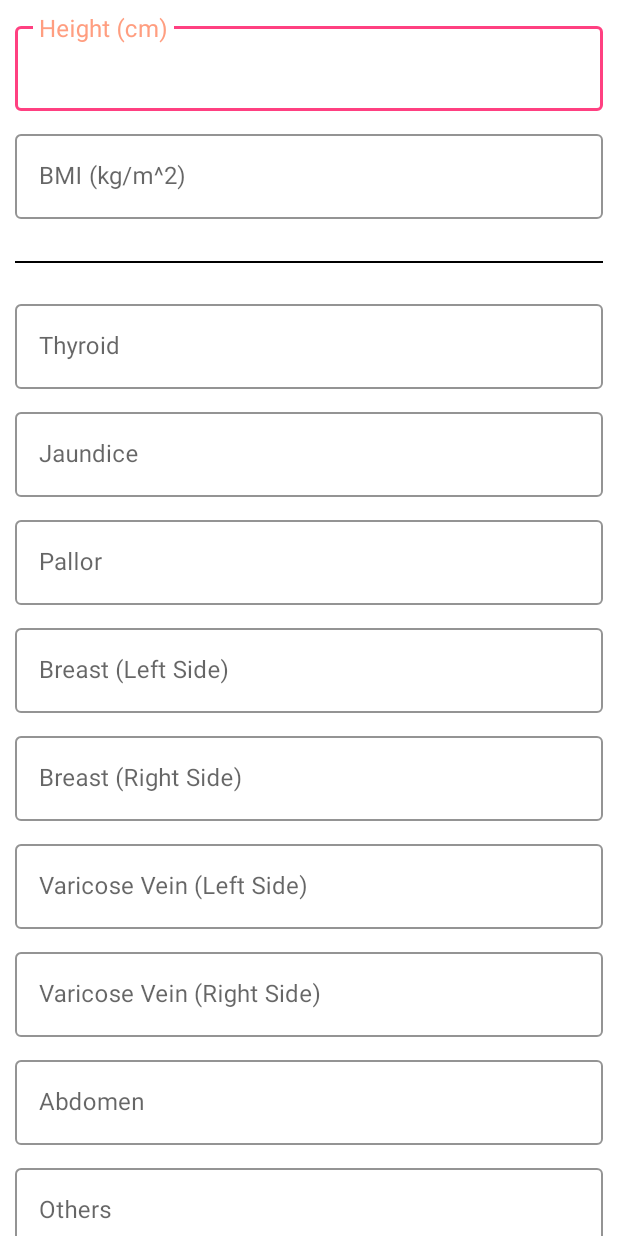
After one commit to Jiaenong/MommyHealthApp, an Android app: the SectionDActivity screen opened directly, with no data from a screen before it, on a phone screen of 412 x 824 dp. The commit adds this screen. Run offline under Robolectric (Android 15) with nearby library versions, the light colour scheme and no system bars; 1 statement that could not run was skipped.

Commit message:
modify front end

```diff
--- a/app/src/main/java/com/example/mommyhealthapp/Nurse/EarlyTestActivity.java
+++ b/app/src/main/java/com/example/mommyhealthapp/Nurse/EarlyTestActivity.java
@@ -15,7 +15,7 @@ import com.example.mommyhealthapp.Nurse.SectionAActivity;
 
 public class EarlyTestActivity extends AppCompatActivity {
 
-    private CardView cardViewSectionA, cardViewSectionB, cardViewSectionC;
+    private CardView cardViewSectionA, cardViewSectionB, cardViewSectionC, cardViewSectionD;
     @Override
     protected void onCreate(Bundle savedInstanceState) {
         super.onCreate(savedInstanceState);
@@ -24,6 +24,7 @@ public class EarlyTestActivity extends AppCompatActivity {
         cardViewSectionA = (CardView)findViewById(R.id.cardViewSectionA);
         cardViewSectionB = (CardView)findViewById(R.id.cardViewSetionB);
         cardViewSectionC = (CardView)findViewById(R.id.cardViewSectionC);
+        cardViewSectionD = (CardView)findViewById(R.id.cardViewSectionD);
         cardViewSectionA.setOnClickListener(new View.OnClickListener() {
             @Override
             public void onClick(View v) {
@@ -48,6 +49,14 @@ public class EarlyTestActivity extends AppCompatActivity {
             }
         });
 
+        cardViewSectionD.setOnClickListener(new View.OnClickListener() {
+            @Override
+            public void onClick(View v) {
+                Intent intent = new Intent(EarlyTestActivity.this, SectionDActivity.class);
+                startActivity(intent);
+            }
+        });
+
         getSupportActionBar().setDisplayHomeAsUpEnabled(true);
     }
 
--- /dev/null
+++ b/app/src/main/java/com/example/mommyhealthapp/Nurse/SectionDActivity.java
@@ -0,0 +1,36 @@
+package com.example.mommyhealthapp.Nurse;
+
+import androidx.appcompat.app.AppCompatActivity;
+
+import android.os.Bundle;
+import android.view.Menu;
+import android.view.MenuItem;
+
+import com.example.mommyhealthapp.R;
+
+public class SectionDActivity extends AppCompatActivity {
+
+    @Override
+    protected void onCreate(Bundle savedInstanceState) {
+        super.onCreate(savedInstanceState);
+        setContentView(R.layout.activity_section_d);
+
+        getSupportActionBar().setDisplayHomeAsUpEnabled(true);
+    }
+
+    public boolean onOptionsItemSelected(MenuItem item) {
+        switch (item.getItemId())
+        {
+            case android.R.id.home:
+                finish();
+                return true;
+        }
+        return super.onOptionsItemSelected(item);
+    }
+
+    public boolean onCreateOptionsMenu(Menu menu) {
+        // Inflate the menu; this adds items to the action bar if it is present.
+        getMenuInflater().inflate(R.menu.nurse_home, menu);
+        return true;
+    }
+}
--- a/app/src/main/res/layout/activity_early_test.xml
+++ b/app/src/main/res/layout/activity_early_test.xml
@@ -260,6 +260,7 @@
             </androidx.cardview.widget.CardView>
 
             <androidx.cardview.widget.CardView
+                android:id="@+id/cardViewSectionD"
                 android:layout_width="170dp"
                 android:layout_height="170dp"
                 android:layout_marginLeft="20dp"
--- /dev/null
+++ b/app/src/main/res/layout/activity_section_d.xml
@@ -0,0 +1,168 @@
+<?xml version="1.0" encoding="utf-8"?>
+<androidx.core.widget.NestedScrollView xmlns:android="http://schemas.android.com/apk/res/android"
+    xmlns:app="http://schemas.android.com/apk/res-auto"
+    xmlns:tools="http://schemas.android.com/tools"
+    android:layout_width="match_parent"
+    android:layout_height="match_parent"
+    tools:context=".Nurse.SectionDActivity">
+
+    <androidx.appcompat.widget.LinearLayoutCompat
+        android:layout_width="match_parent"
+        android:layout_height="match_parent"
+        android:orientation="vertical"
+        android:padding="10dp">
+
+        <com.google.android.material.textfield.TextInputLayout
+            android:layout_width="match_parent"
+            android:layout_height="wrap_content"
+            android:focusableInTouchMode="true"
+            style="@style/TextInputLayout"
+            android:hint="@string/secD_Height">
+
+            <com.google.android.material.textfield.TextInputEditText
+                android:layout_width="match_parent"
+                android:layout_height="wrap_content"
+                android:inputType="numberDecimal"/>
+        </com.google.android.material.textfield.TextInputLayout>
+
+        <com.google.android.material.textfield.TextInputLayout
+            android:layout_width="match_parent"
+            android:layout_height="wrap_content"
+            android:focusableInTouchMode="true"
+            style="@style/TextInputLayout"
+            android:hint="@string/secD_bmi">
+
+            <com.google.android.material.textfield.TextInputEditText
+                android:layout_width="match_parent"
+                android:layout_height="wrap_content"
+                android:inputType="numberDecimal"/>
+        </com.google.android.material.textfield.TextInputLayout>
+
+        <View
+            android:layout_marginTop="20dp"
+            android:layout_marginBottom="20dp"
+            android:layout_width="match_parent"
+            android:layout_height="1dp"
+            android:background="@android:color/black" />
+
+        <com.google.android.material.textfield.TextInputLayout
+            android:layout_width="match_parent"
+            android:layout_height="wrap_content"
+            android:focusableInTouchMode="true"
+            style="@style/TextInputLayout"
+            android:hint="@string/secD_thyroid">
+
+            <com.google.android.material.textfield.TextInputEditText
+                android:layout_width="match_parent"
+                android:layout_height="wrap_content" />
+        </com.google.android.material.textfield.TextInputLayout>
+
+        <com.google.android.material.textfield.TextInputLayout
+            android:layout_width="match_parent"
+            android:layout_height="wrap_content"
+            android:focusableInTouchMode="true"
+            style="@style/TextInputLayout"
+            android:hint="@string/secD_jaundice">
+
+            <com.google.android.material.textfield.TextInputEditText
+                android:layout_width="match_parent"
+                android:layout_height="wrap_content" />
+        </com.google.android.material.textfield.TextInputLayout>
+
+        <com.google.android.material.textfield.TextInputLayout
+            android:layout_width="match_parent"
+            android:layout_height="wrap_content"
+            android:focusableInTouchMode="true"
+            style="@style/TextInputLayout"
+            android:hint="@string/secD_pallor">
+
+            <com.google.android.material.textfield.TextInputEditText
+                android:layout_width="match_parent"
+                android:layout_height="wrap_content" />
+        </com.google.android.material.textfield.TextInputLayout>
+
+        <com.google.android.material.textfield.TextInputLayout
+            android:layout_width="match_parent"
+            android:layout_height="wrap_content"
+            android:focusableInTouchMode="true"
+            style="@style/TextInputLayout"
+            android:hint="@string/secD_breast_left">
+
+            <com.google.android.material.textfield.TextInputEditText
+                android:layout_width="match_parent"
+                android:layout_height="wrap_content" />
+        </com.google.android.material.textfield.TextInputLayout>
+
+        <com.google.android.material.textfield.TextInputLayout
+            android:layout_width="match_parent"
+            android:layout_height="wrap_content"
+            android:focusableInTouchMode="true"
+            style="@style/TextInputLayout"
+            android:hint="@string/secD_breast_right">
+
+            <com.google.android.material.textfield.TextInputEditText
+                android:layout_width="match_parent"
+                android:layout_height="wrap_content" />
+        </com.google.android.material.textfield.TextInputLayout>
+
+        <com.google.android.material.textfield.TextInputLayout
+            android:layout_width="match_parent"
+            android:layout_height="wrap_content"
+            android:focusableInTouchMode="true"
+            style="@style/TextInputLayout"
+            android:hint="@string/secD_varicoseVein_left">
+
+            <com.google.android.material.textfield.TextInputEditText
+                android:layout_width="match_parent"
+                android:layout_height="wrap_content" />
+        </com.google.android.material.textfield.TextInputLayout>
+
+        <com.google.android.material.textfield.TextInputLayout
+            android:layout_width="match_parent"
+            android:layout_height="wrap_content"
+            android:focusableInTouchMode="true"
+            style="@style/TextInputLayout"
+            android:hint="@string/secD_varicoseVein_right">
+
+            <com.google.android.material.textfield.TextInputEditText
+                android:layout_width="match_parent"
+                android:layout_height="wrap_content" />
+        </com.google.android.material.textfield.TextInputLayout>
+
+        <com.google.android.material.textfield.TextInputLayout
+            android:layout_width="match_parent"
+            android:layout_height="wrap_content"
+            android:focusableInTouchMode="true"
+            style="@style/TextInputLayout"
+            android:hint="@string/secD_abdomen">
+
+            <com.google.android.material.textfield.TextInputEditText
+                android:layout_width="match_parent"
+                android:layout_height="wrap_content" />
+        </com.google.android.material.textfield.TextInputLayout>
+
+        <com.google.android.material.textfield.TextInputLayout
+            android:layout_width="match_parent"
+            android:layout_height="wrap_content"
+            android:focusableInTouchMode="true"
+            style="@style/TextInputLayout"
+            android:hint="@string/secD_other">
+
+            <com.google.android.material.textfield.TextInputEditText
+                android:layout_width="match_parent"
+                android:layout_height="wrap_content"
+                android:inputType="textMultiLine"/>
+        </com.google.android.material.textfield.TextInputLayout>
+
+        <Button
+            android:id="@+id/button6"
+            style="@style/Button"
+            android:layout_width="match_parent"
+            android:layout_height="60dp"
+            android:layout_marginTop="10dp"
+            app:cornerRadius="16dp"
+            android:text="@string/save" />
+
+    </androidx.appcompat.widget.LinearLayoutCompat>
+
+</androidx.core.widget.NestedScrollView>
--- a/app/src/main/res/values/strings.xml
+++ b/app/src/main/res/values/strings.xml
@@ -146,5 +146,16 @@
     <string name="secC_dos1">Dos 1 (Date)</string>
     <string name="secC_dos2">Dos 2 (Date)</string>
     <string name="secC_dosAddOn">Dos Add On (Date)</string>
+    <string name="secD_Height">Height (cm)</string>
+    <string name="secD_bmi">BMI (kg/m^2)</string>
+    <string name="secD_thyroid">Thyroid</string>
+    <string name="secD_jaundice">Jaundice</string>
+    <string name="secD_pallor">Pallor</string>
+    <string name="secD_breast_left">Breast (Left Side)</string>
+    <string name="secD_breast_right">Breast (Right Side)</string>
+    <string name="secD_varicoseVein_left">Varicose Vein (Left Side)</string>
+    <string name="secD_varicoseVein_right">Varicose Vein (Right Side)</string>
+    <string name="secD_abdomen">Abdomen</string>
+    <string name="secD_other">Others</string>
 
 </resources>
--- a/app/src/main/res/values/styles.xml
+++ b/app/src/main/res/values/styles.xml
@@ -1,7 +1,7 @@
 <resources>
 
     <!-- Base application theme. -->
-    <style name="AppTheme" parent="Theme.MaterialComponents.Light.DarkActionBar">
+    <style name="AppTheme" parent="Theme.MaterialComponents.Light.NoActionBar">
         <!-- Customize your theme here. -->
         <item name="colorPrimary">@color/colorPrimary</item>
         <item name="colorPrimaryDark">@color/colorPrimaryDark</item>
@@ -19,11 +19,12 @@
 
     <style name="TextInputLayout" parent="Widget.MaterialComponents.TextInputLayout.OutlinedBox">
         <item name="hintTextAppearance">@style/HintText</item>
+        <item name="boxStrokeColor">@color/colorAccent</item>
         <item name="android:paddingBottom">8dp</item>
     </style>
 
-    <style name="HintText" parent="TextAppearance.MaterialComponents.Subtitle2">
-        <item name="android:textColor">@android:color/black</item>
+    <style name="HintText" parent="TextAppearance.MaterialComponents.Subtitle1">
+        <item name="android:textColor">#000000</item>
     </style>
 
     <style name="Button" parent="Widget.MaterialComponents.Button">
```
Also changed, not shown: app/src/main/AndroidManifest.xml (+8 -4 lines).
